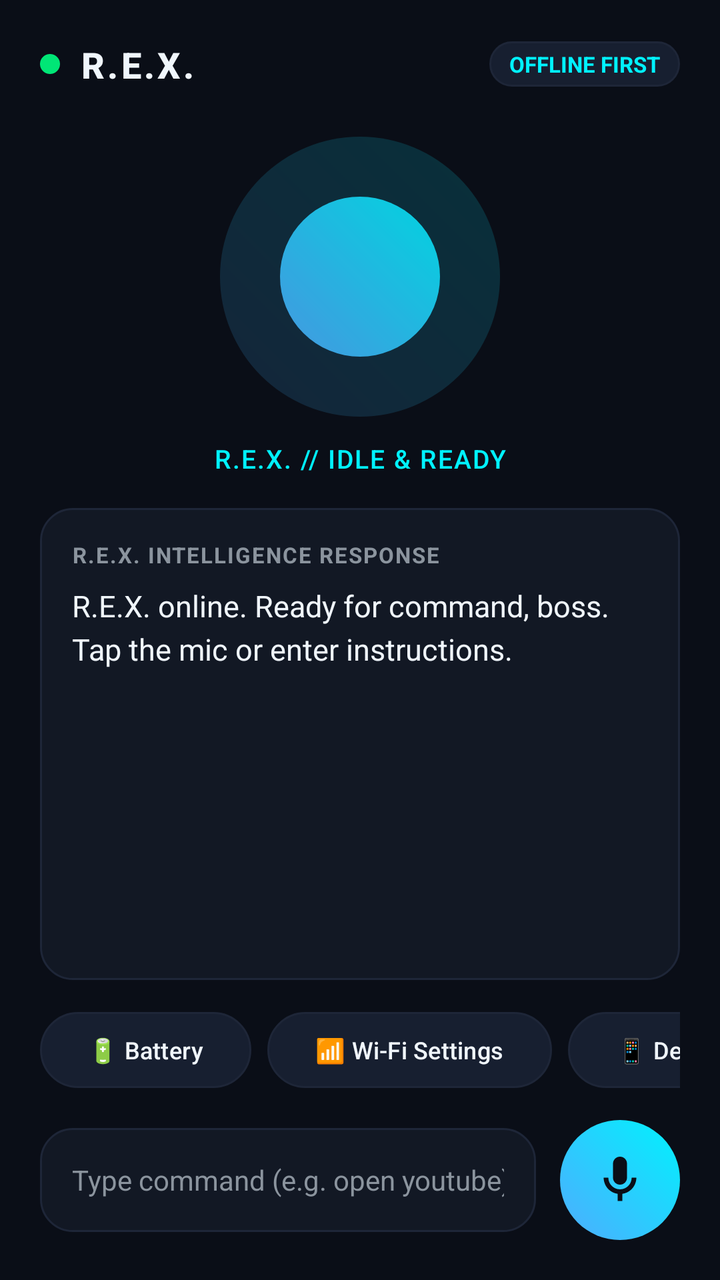
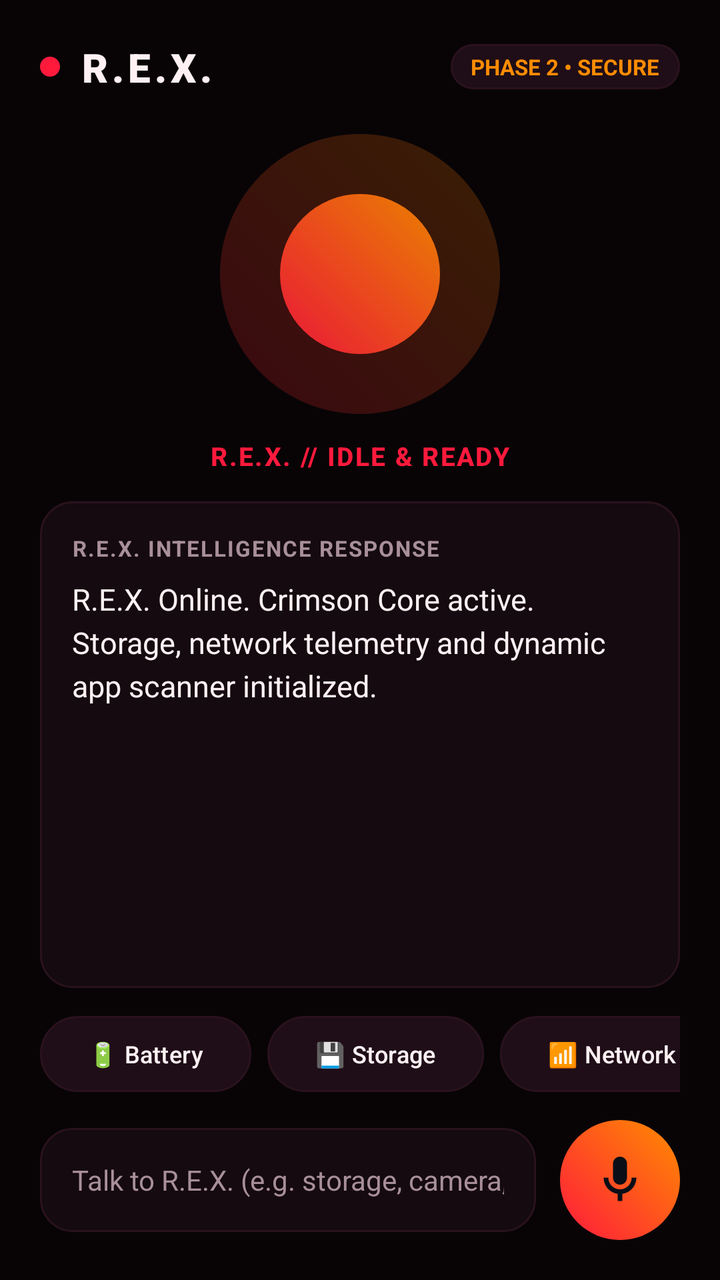

Compare the two renders of this Android layout. The source of the first and the diff that turns it into the second are given below.
<!-- AndroidManifest.xml: application theme Theme.PersonalAssistant -->
<!-- res/layout/activity_main.xml -->
<?xml version="1.0" encoding="utf-8"?>
<androidx.constraintlayout.widget.ConstraintLayout xmlns:android="http://schemas.android.com/apk/res/android"
    xmlns:app="http://schemas.android.com/apk/res-auto"
    xmlns:tools="http://schemas.android.com/tools"
    android:layout_width="match_parent"
    android:layout_height="match_parent"
    android:background="@color/bg_dark"
    android:padding="20dp">

    
    <LinearLayout
        android:id="@+id/headerLayout"
        android:layout_width="0dp"
        android:layout_height="wrap_content"
        android:gravity="center_vertical"
        android:orientation="horizontal"
        app:layout_constraintEnd_toEndOf="parent"
        app:layout_constraintStart_toStartOf="parent"
        app:layout_constraintTop_toTopOf="parent">

        <View
            android:id="@+id/statusIndicator"
            android:layout_width="10dp"
            android:layout_height="10dp"
            android:background="@drawable/chip_background"
            android:backgroundTint="@color/status_green" />

        <TextView
            android:id="@+id/tvAppTitle"
            android:layout_width="0dp"
            android:layout_height="wrap_content"
            android:layout_marginStart="10dp"
            android:layout_weight="1"
            android:fontFamily="sans-serif-medium"
            android:letterSpacing="0.08"
            android:text="@string/app_name"
            android:textColor="@color/text_primary"
            android:textSize="18sp"
            android:textStyle="bold" />

        <TextView
            android:id="@+id/tvModeTag"
            android:layout_width="wrap_content"
            android:layout_height="wrap_content"
            android:background="@drawable/chip_background"
            android:paddingHorizontal="10dp"
            android:paddingVertical="4dp"
            android:text="OFFLINE FIRST"
            android:textColor="@color/neon_cyan"
            android:textSize="11sp"
            android:textStyle="bold" />
    </LinearLayout>

    
    <FrameLayout
        android:id="@+id/orbContainer"
        android:layout_width="140dp"
        android:layout_height="140dp"
        android:layout_marginTop="24dp"
        app:layout_constraintEnd_toEndOf="parent"
        app:layout_constraintStart_toStartOf="parent"
        app:layout_constraintTop_toBottomOf="@id/headerLayout">

        
        <View
            android:id="@+id/orbOuterRing"
            android:layout_width="match_parent"
            android:layout_height="match_parent"
            android:background="@drawable/mic_button_background"
            android:alpha="0.15" />

        
        <View
            android:id="@+id/orbCore"
            android:layout_width="80dp"
            android:layout_height="80dp"
            android:layout_gravity="center"
            android:background="@drawable/mic_button_background"
            android:alpha="0.85" />
    </FrameLayout>

    <TextView
        android:id="@+id/tvStatus"
        android:layout_width="wrap_content"
        android:layout_height="wrap_content"
        android:layout_marginTop="12dp"
        android:fontFamily="sans-serif-medium"
        android:letterSpacing="0.05"
        android:text="@string/status_idle"
        android:textColor="@color/neon_cyan"
        android:textSize="13sp"
        app:layout_constraintEnd_toEndOf="parent"
        app:layout_constraintStart_toStartOf="parent"
        app:layout_constraintTop_toBottomOf="@id/orbContainer" />

    
    <LinearLayout
        android:id="@+id/cardResponse"
        android:layout_width="0dp"
        android:layout_height="0dp"
        android:layout_marginVertical="16dp"
        android:background="@drawable/card_background"
        android:orientation="vertical"
        android:padding="16dp"
        app:layout_constraintBottom_toTopOf="@id/quickActionsScroll"
        app:layout_constraintEnd_toEndOf="parent"
        app:layout_constraintStart_toStartOf="parent"
        app:layout_constraintTop_toBottomOf="@id/tvStatus">

        <TextView
            android:layout_width="wrap_content"
            android:layout_height="wrap_content"
            android:letterSpacing="0.06"
            android:text="R.E.X. INTELLIGENCE RESPONSE"
            android:textColor="@color/text_secondary"
            android:textSize="11sp"
            android:textStyle="bold" />

        <ScrollView
            android:layout_width="match_parent"
            android:layout_height="match_parent"
            android:layout_marginTop="8dp">

            <TextView
                android:id="@+id/tvOutput"
                android:layout_width="match_parent"
                android:layout_height="wrap_content"
                android:lineSpacingExtra="4dp"
                android:text="R.E.X. online. Ready for command, boss. Tap the mic or enter instructions."
                android:textColor="@color/text_primary"
                android:textSize="15sp" />
        </ScrollView>
    </LinearLayout>

    
    <HorizontalScrollView
        android:id="@+id/quickActionsScroll"
        android:layout_width="0dp"
        android:layout_height="wrap_content"
        android:layout_marginBottom="16dp"
        android:scrollbars="none"
        app:layout_constraintBottom_toTopOf="@id/inputBarLayout"
        app:layout_constraintEnd_toEndOf="parent"
        app:layout_constraintStart_toStartOf="parent">

        <LinearLayout
            android:layout_width="wrap_content"
            android:layout_height="wrap_content"
            android:orientation="horizontal">

            <Button
                android:id="@+id/btnBattery"
                style="@style/Widget.Material3.Button.TonalButton"
                android:layout_width="wrap_content"
                android:layout_height="38dp"
                android:layout_marginEnd="8dp"
                android:background="@drawable/chip_background"
                android:text="🔋 Battery"
                android:textColor="@color/text_primary"
                android:textSize="12sp"
                app:backgroundTint="@null" />

            <Button
                android:id="@+id/btnWifi"
                style="@style/Widget.Material3.Button.TonalButton"
                android:layout_width="wrap_content"
                android:layout_height="38dp"
                android:layout_marginEnd="8dp"
                android:background="@drawable/chip_background"
                android:text="📶 Wi-Fi Settings"
                android:textColor="@color/text_primary"
                android:textSize="12sp"
                app:backgroundTint="@null" />

            <Button
                android:id="@+id/btnDeviceInfo"
                style="@style/Widget.Material3.Button.TonalButton"
                android:layout_width="wrap_content"
                android:layout_height="38dp"
                android:layout_marginEnd="8dp"
                android:background="@drawable/chip_background"
                android:text="📱 Device Info"
                android:textColor="@color/text_primary"
                android:textSize="12sp"
                app:backgroundTint="@null" />

            <Button
                android:id="@+id/btnYouTube"
                style="@style/Widget.Material3.Button.TonalButton"
                android:layout_width="wrap_content"
                android:layout_height="38dp"
                android:background="@drawable/chip_background"
                android:text="▶️ YouTube"
                android:textColor="@color/text_primary"
                android:textSize="12sp"
                app:backgroundTint="@null" />
        </LinearLayout>
    </HorizontalScrollView>

    
    <LinearLayout
        android:id="@+id/inputBarLayout"
        android:layout_width="0dp"
        android:layout_height="wrap_content"
        android:gravity="center_vertical"
        android:orientation="horizontal"
        app:layout_constraintBottom_toBottomOf="parent"
        app:layout_constraintEnd_toEndOf="parent"
        app:layout_constraintStart_toStartOf="parent">

        
        <EditText
            android:id="@+id/etCommand"
            android:layout_width="0dp"
            android:layout_height="52dp"
            android:layout_marginEnd="12dp"
            android:layout_weight="1"
            android:background="@drawable/card_background"
            android:hint="Type command (e.g. open youtube)..."
            android:imeOptions="actionDone"
            android:inputType="text"
            android:paddingHorizontal="16dp"
            android:textColor="@color/text_primary"
            android:textColorHint="@color/text_secondary"
            android:textSize="14sp" />

        
        <ImageButton
            android:id="@+id/btnMic"
            android:layout_width="60dp"
            android:layout_height="60dp"
            android:background="@drawable/mic_button_background"
            android:contentDescription="@string/action_tap_to_speak"
            android:src="@drawable/ic_mic" />
    </LinearLayout>

</androidx.constraintlayout.widget.ConstraintLayout>
<!-- resources referenced by this layout -->
<resources>
  <color name="bg_dark">#0A0E17</color>
  <color name="neon_cyan">#00F2FE</color>
  <color name="status_green">#00E676</color>
  <color name="text_primary">#F0F6FC</color>
  <color name="text_secondary">#8B949E</color>
  <!-- drawable card_background (drawable) -->
  <?xml version="1.0" encoding="utf-8"?>
  <shape xmlns:android="http://schemas.android.com/apk/res/android"
      android:shape="rectangle">
      <solid android:color="@color/card_bg" />
      <corners android:radius="16dp" />
      <stroke
          android:width="1dp"
          android:color="@color/card_border" />
  </shape>
  <!-- drawable chip_background (drawable) -->
  <?xml version="1.0" encoding="utf-8"?>
  <ripple xmlns:android="http://schemas.android.com/apk/res/android"
      android:color="#3300F2FE">
      <item>
          <shape android:shape="rectangle">
              <solid android:color="@color/card_inner" />
              <corners android:radius="24dp" />
              <stroke
                  android:width="1dp"
                  android:color="@color/card_border" />
          </shape>
      </item>
  </ripple>
  <!-- drawable ic_mic (drawable) -->
  <?xml version="1.0" encoding="utf-8"?>
  <vector xmlns:android="http://schemas.android.com/apk/res/android"
      android:width="28dp"
      android:height="28dp"
      android:viewportWidth="24"
      android:viewportHeight="24">
      <path
          android:fillColor="#0A0E17"
          android:pathData="M12,14c1.66,0 3,-1.34 3,-3V5c0,-1.66 -1.34,-3 -3,-3S9,3.34 9,5v6c0,1.66 1.34,3 3,3z" />
      <path
          android:fillColor="#0A0E17"
          android:pathData="M17,11c0,2.76 -2.24,5 -5,5s-5,-2.24 -5,-5H5c0,3.53 2.61,6.43 6,6.92V21h2v-3.08c3.39,-0.49 6,-3.39 6,-6.92h-2z" />
  </vector>
  <!-- drawable mic_button_background (drawable) -->
  <?xml version="1.0" encoding="utf-8"?>
  <ripple xmlns:android="http://schemas.android.com/apk/res/android"
      android:color="#66FFFFFF">
      <item>
          <shape android:shape="oval">
              <gradient
                  android:angle="45"
                  android:startColor="@color/electric_blue"
                  android:endColor="@color/neon_cyan"
                  android:type="linear" />
              <size
                  android:width="76dp"
                  android:height="76dp" />
          </shape>
      </item>
  </ripple>
  <string name="action_tap_to_speak">Tap to speak or type command to R.E.X.</string>
  <string name="app_name">R.E.X.</string>
  <string name="status_idle">R.E.X. // IDLE &amp; READY</string>
  <style name="Theme.PersonalAssistant" parent="Theme.Material3.Dark.NoActionBar">
          <item name="android:statusBarColor">@color/bg_dark</item>
          <item name="android:navigationBarColor">@color/bg_dark</item>
          <item name="android:windowBackground">@color/bg_dark</item>
          <item name="colorPrimary">@color/electric_blue</item>
          <item name="colorSecondary">@color/neon_cyan</item>
          <item name="colorSurface">@color/card_bg</item>
          <item name="colorOnSurface">@color/text_primary</item>
      </style>
  <color name="card_bg">#121824</color>
  <color name="card_border">#1E2638</color>
  <color name="card_inner">#171F30</color>
  <color name="electric_blue">#4FACFE</color>
</resources>

<!-- the commit's change to res/layout/activity_main.xml (unified diff, before → after) -->
@@ -23,7 +23,7 @@
             android:layout_width="10dp"
             android:layout_height="10dp"
             android:background="@drawable/chip_background"
-            android:backgroundTint="@color/status_green" />
+            android:backgroundTint="@color/crimson_red" />
 
         <TextView
             android:id="@+id/tvAppTitle"
@@ -31,11 +31,11 @@
             android:layout_height="wrap_content"
             android:layout_marginStart="10dp"
             android:layout_weight="1"
-            android:fontFamily="sans-serif-medium"
-            android:letterSpacing="0.08"
+            android:fontFamily="sans-serif-black"
+            android:letterSpacing="0.1"
             android:text="@string/app_name"
             android:textColor="@color/text_primary"
-            android:textSize="18sp"
+            android:textSize="20sp"
             android:textStyle="bold" />
 
         <TextView
@@ -45,8 +45,8 @@
             android:background="@drawable/chip_background"
             android:paddingHorizontal="10dp"
             android:paddingVertical="4dp"
-            android:text="OFFLINE FIRST"
-            android:textColor="@color/neon_cyan"
+            android:text="PHASE 2 • SECURE"
+            android:textColor="@color/ember_orange"
             android:textSize="11sp"
             android:textStyle="bold" />
     </LinearLayout>
@@ -56,7 +56,7 @@
         android:id="@+id/orbContainer"
         android:layout_width="140dp"
         android:layout_height="140dp"
-        android:layout_marginTop="24dp"
+        android:layout_marginTop="20dp"
         app:layout_constraintEnd_toEndOf="parent"
         app:layout_constraintStart_toStartOf="parent"
         app:layout_constraintTop_toBottomOf="@id/headerLayout">
@@ -67,7 +67,7 @@
             android:layout_width="match_parent"
             android:layout_height="match_parent"
             android:background="@drawable/mic_button_background"
-            android:alpha="0.15" />
+            android:alpha="0.2" />
 
         
         <View
@@ -76,7 +76,7 @@
             android:layout_height="80dp"
             android:layout_gravity="center"
             android:background="@drawable/mic_button_background"
-            android:alpha="0.85" />
+            android:alpha="0.9" />
     </FrameLayout>
 
     <TextView
@@ -85,10 +85,11 @@
         android:layout_height="wrap_content"
         android:layout_marginTop="12dp"
         android:fontFamily="sans-serif-medium"
-        android:letterSpacing="0.05"
+        android:letterSpacing="0.06"
         android:text="@string/status_idle"
-        android:textColor="@color/neon_cyan"
+        android:textColor="@color/crimson_red"
         android:textSize="13sp"
+        android:textStyle="bold"
         app:layout_constraintEnd_toEndOf="parent"
         app:layout_constraintStart_toStartOf="parent"
         app:layout_constraintTop_toBottomOf="@id/orbContainer" />
@@ -98,7 +99,7 @@
         android:id="@+id/cardResponse"
         android:layout_width="0dp"
         android:layout_height="0dp"
-        android:layout_marginVertical="16dp"
+        android:layout_marginVertical="14dp"
         android:background="@drawable/card_background"
         android:orientation="vertical"
         android:padding="16dp"
@@ -126,7 +127,7 @@
                 android:layout_width="match_parent"
                 android:layout_height="wrap_content"
                 android:lineSpacingExtra="4dp"
-                android:text="R.E.X. online. Ready for command, boss. Tap the mic or enter instructions."
+                android:text="R.E.X. Online. Crimson Core active. Storage, network telemetry and dynamic app scanner initialized."
                 android:textColor="@color/text_primary"
                 android:textSize="15sp" />
         </ScrollView>
@@ -137,7 +138,7 @@
         android:id="@+id/quickActionsScroll"
         android:layout_width="0dp"
         android:layout_height="wrap_content"
-        android:layout_marginBottom="16dp"
+        android:layout_marginBottom="14dp"
         android:scrollbars="none"
         app:layout_constraintBottom_toTopOf="@id/inputBarLayout"
         app:layout_constraintEnd_toEndOf="parent"
@@ -161,37 +162,61 @@
                 app:backgroundTint="@null" />
 
             <Button
+                android:id="@+id/btnStorage"
+                style="@style/Widget.Material3.Button.TonalButton"
+                android:layout_width="wrap_content"
+                android:layout_height="38dp"
+                android:layout_marginEnd="8dp"
+                android:background="@drawable/chip_background"
+                android:text="💾 Storage"
+                android:textColor="@color/text_primary"
+                android:textSize="12sp"
+                app:backgroundTint="@null" />
+
+            <Button
+                android:id="@+id/btnNetwork"
+                style="@style/Widget.Material3.Button.TonalButton"
+                android:layout_width="wrap_content"
+                android:layout_height="38dp"
+                android:layout_marginEnd="8dp"
+                android:background="@drawable/chip_background"
+                android:text="📶 Network"
+                android:textColor="@color/text_primary"
+                android:textSize="12sp"
+                app:backgroundTint="@null" />
+
+            <Button
+                android:id="@+id/btnAppScan"
+                style="@style/Widget.Material3.Button.TonalButton"
+                android:layout_width="wrap_content"
+                android:layout_height="38dp"
+                android:layout_marginEnd="8dp"
+                android:background="@drawable/chip_background"
+                android:text="📱 Index Apps"
+                android:textColor="@color/text_primary"
+                android:textSize="12sp"
+                app:backgroundTint="@null" />
+
+            <Button
                 android:id="@+id/btnWifi"
                 style="@style/Widget.Material3.Button.TonalButton"
                 android:layout_width="wrap_content"
                 android:layout_height="38dp"
                 android:layout_marginEnd="8dp"
                 android:background="@drawable/chip_background"
-                android:text="📶 Wi-Fi Settings"
-                android:textColor="@color/text_primary"
-                android:textSize="12sp"
-                app:backgroundTint="@null" />
-
-            <Button
-                android:id="@+id/btnDeviceInfo"
-                style="@style/Widget.Material3.Button.TonalButton"
-                android:layout_width="wrap_content"
-                android:layout_height="38dp"
-                android:layout_marginEnd="8dp"
-                android:background="@drawable/chip_background"
-                android:text="📱 Device Info"
-                android:textColor="@color/text_primary"
-                android:textSize="12sp"
-                app:backgroundTint="@null" />
-
-            <Button
-                android:id="@+id/btnYouTube"
-                style="@style/Widget.Material3.Button.TonalButton"
-                android:layout_width="wrap_content"
-                android:layout_height="38dp"
-                android:background="@drawable/chip_background"
-                android:text="▶️ YouTube"
-                android:textColor="@color/text_primary"
+                android:text="⚙️ Wi-Fi Panel"
+                android:textColor="@color/text_primary"
+                android:textSize="12sp"
+                app:backgroundTint="@null" />
+
+            <Button
+                android:id="@+id/btnSafetyDemo"
+                style="@style/Widget.Material3.Button.TonalButton"
+                android:layout_width="wrap_content"
+                android:layout_height="38dp"
+                android:background="@drawable/chip_background"
+                android:text="🛡️ Safety Test"
+                android:textColor="@color/crimson_red"
                 android:textSize="12sp"
                 app:backgroundTint="@null" />
         </LinearLayout>
@@ -216,7 +241,7 @@
             android:layout_marginEnd="12dp"
             android:layout_weight="1"
             android:background="@drawable/card_background"
-            android:hint="Type command (e.g. open youtube)..."
+            android:hint="Talk to R.E.X. (e.g. storage, camera, network)..."
             android:imeOptions="actionDone"
             android:inputType="text"
             android:paddingHorizontal="16dp"
<!-- resource entries referenced after the edit -->
@@ -1,10 +1,10 @@
 <!-- resources referenced by this layout -->
 <resources>
-  <color name="bg_dark">#0A0E17</color>
-  <color name="neon_cyan">#00F2FE</color>
-  <color name="status_green">#00E676</color>
-  <color name="text_primary">#F0F6FC</color>
-  <color name="text_secondary">#8B949E</color>
+  <color name="bg_dark">#080406</color>
+  <color name="crimson_red">#FF1A3C</color>
+  <color name="ember_orange">#FF8C00</color>
+  <color name="text_primary">#FFF1F3</color>
+  <color name="text_secondary">#A88F9A</color>
   <!-- drawable card_background (drawable) -->
   <?xml version="1.0" encoding="utf-8"?>
   <shape xmlns:android="http://schemas.android.com/apk/res/android"
@@ -18,7 +18,7 @@
   <!-- drawable chip_background (drawable) -->
   <?xml version="1.0" encoding="utf-8"?>
   <ripple xmlns:android="http://schemas.android.com/apk/res/android"
-      android:color="#3300F2FE">
+      android:color="#4DFF1A3C">
       <item>
           <shape android:shape="rectangle">
               <solid android:color="@color/card_inner" />
@@ -46,13 +46,13 @@
   <!-- drawable mic_button_background (drawable) -->
   <?xml version="1.0" encoding="utf-8"?>
   <ripple xmlns:android="http://schemas.android.com/apk/res/android"
-      android:color="#66FFFFFF">
+      android:color="#66FF1A3C">
       <item>
           <shape android:shape="oval">
               <gradient
                   android:angle="45"
-                  android:startColor="@color/electric_blue"
-                  android:endColor="@color/neon_cyan"
+                  android:startColor="@color/crimson_red"
+                  android:endColor="@color/ember_orange"
                   android:type="linear" />
               <size
                   android:width="76dp"
@@ -67,14 +67,13 @@
           <item name="android:statusBarColor">@color/bg_dark</item>
           <item name="android:navigationBarColor">@color/bg_dark</item>
           <item name="android:windowBackground">@color/bg_dark</item>
-          <item name="colorPrimary">@color/electric_blue</item>
-          <item name="colorSecondary">@color/neon_cyan</item>
+          <item name="colorPrimary">@color/crimson_red</item>
+          <item name="colorSecondary">@color/ember_orange</item>
           <item name="colorSurface">@color/card_bg</item>
           <item name="colorOnSurface">@color/text_primary</item>
       </style>
-  <color name="card_bg">#121824</color>
-  <color name="card_border">#1E2638</color>
-  <color name="card_inner">#171F30</color>
-  <color name="electric_blue">#4FACFE</color>
+  <color name="card_bg">#140A0F</color>
+  <color name="card_border">#2A121D</color>
+  <color name="card_inner">#1F0E17</color>
 </resources>
 
